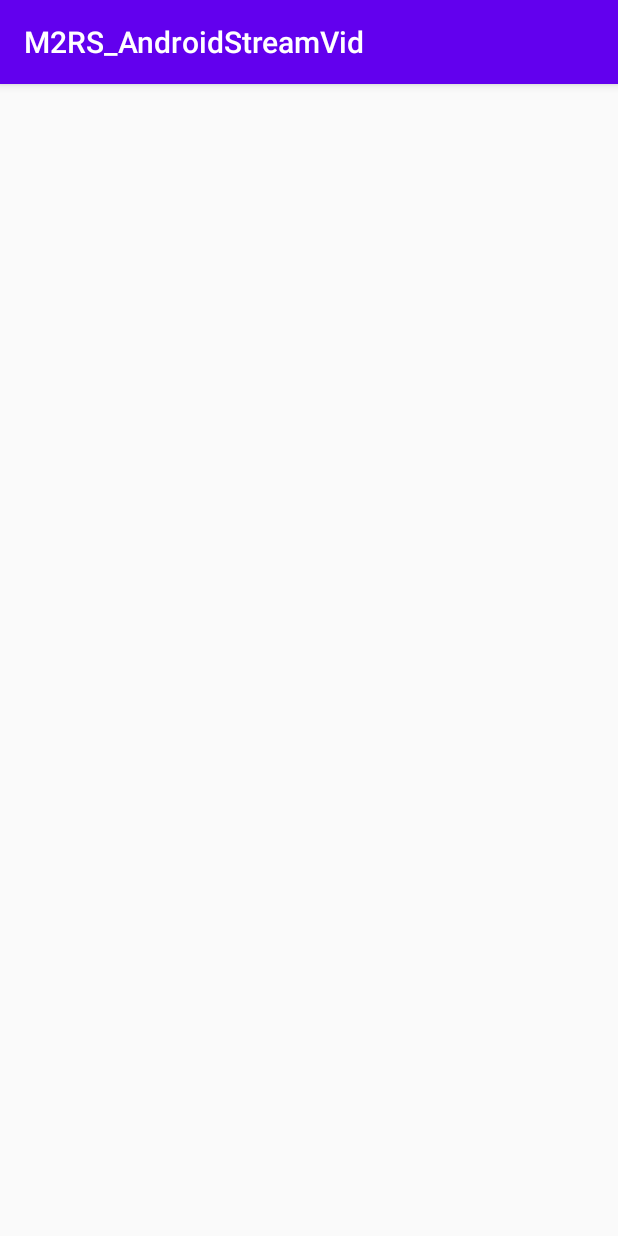
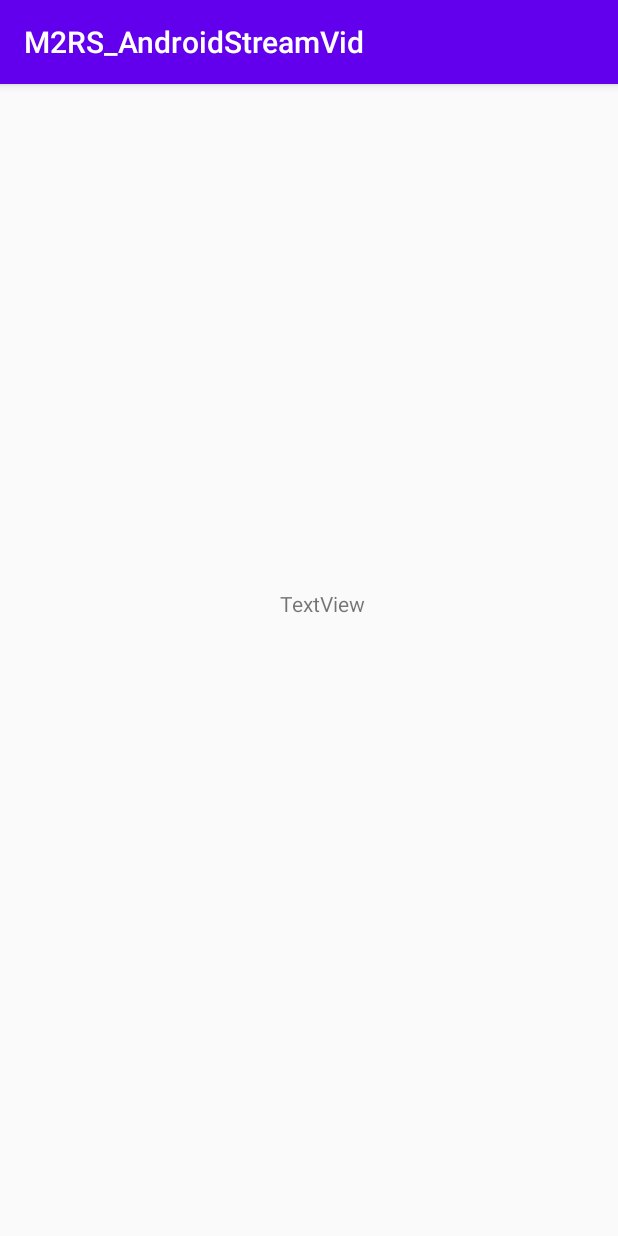
Before and after one commit to l1k1rc/M2RS_AndroidStreamVid, an Android app: the screen it shows after launch (ClientActivity before the commit, ServerActivity after it), after a tap on "SERVER", on a phone screen of 412 x 824 dp. Run offline under Robolectric (Android 15) with nearby library versions, the phone set to English and light mode, and no system bars.

Commit message:
Update of main activity_main.xml

```diff
--- a/app/src/main/java/com/example/m2rs_androidstreamvid/MainActivity.java
+++ b/app/src/main/java/com/example/m2rs_androidstreamvid/MainActivity.java
@@ -28,7 +28,7 @@ public class MainActivity extends AppCompatActivity {
             public void onClick(View v) {
                 // Perform action on click
                 Log.i("TAG", "TETS");
-                startActivity(new Intent(MainActivity.this, ClientActivity.class));
+                startActivity(new Intent(MainActivity.this, ServerActivity.class));
             }
         });
 
--- a/app/src/main/res/layout/activity_server.xml
+++ b/app/src/main/res/layout/activity_server.xml
@@ -6,4 +6,19 @@
     android:layout_height="match_parent"
     tools:context=".ServerActivity">
 
+    <TextView
+        android:id="@+id/textView"
+        android:layout_width="wrap_content"
+        android:layout_height="wrap_content"
+        android:layout_marginStart="185dp"
+        android:layout_marginLeft="185dp"
+        android:layout_marginTop="318dp"
+        android:layout_marginEnd="168dp"
+        android:layout_marginRight="168dp"
+        android:layout_marginBottom="394dp"
+        android:text="TextView"
+        app:layout_constraintBottom_toBottomOf="parent"
+        app:layout_constraintEnd_toEndOf="parent"
+        app:layout_constraintStart_toStartOf="parent"
+        app:layout_constraintTop_toTopOf="parent" />
 </androidx.constraintlayout.widget.ConstraintLayout>
```
Also changed, not shown: app/src/main/res/layout/activity_main.xml (+78 -34 lines).
